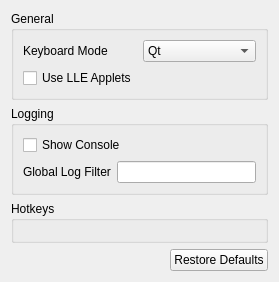
This is src/citra/configuration/configure_general.ui in GreenAmaranthine/citra as Qt 5 draws it before an edit. The edited form follows.
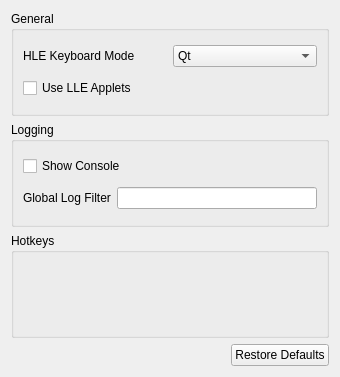
This is the edited form. Custom widgets are drawn as their Qt base class.

The edit to the form file:
```diff
--- a/src/citra/configuration/configure_general.ui
+++ b/src/citra/configuration/configure_general.ui
@@ -6,8 +6,8 @@
    <rect>
     <x>0</x>
     <y>0</y>
-    <width>279</width>
-    <height>282</height>
+    <width>340</width>
+    <height>377</height>
    </rect>
   </property>
   <property name="windowTitle">
@@ -29,7 +29,7 @@
             <item>
              <widget class="QLabel" name="label_keyboard_mode">
               <property name="text">
-               <string>Keyboard Mode</string>
+               <string>HLE Keyboard Mode</string>
               </property>
              </widget>
             </item>
```
